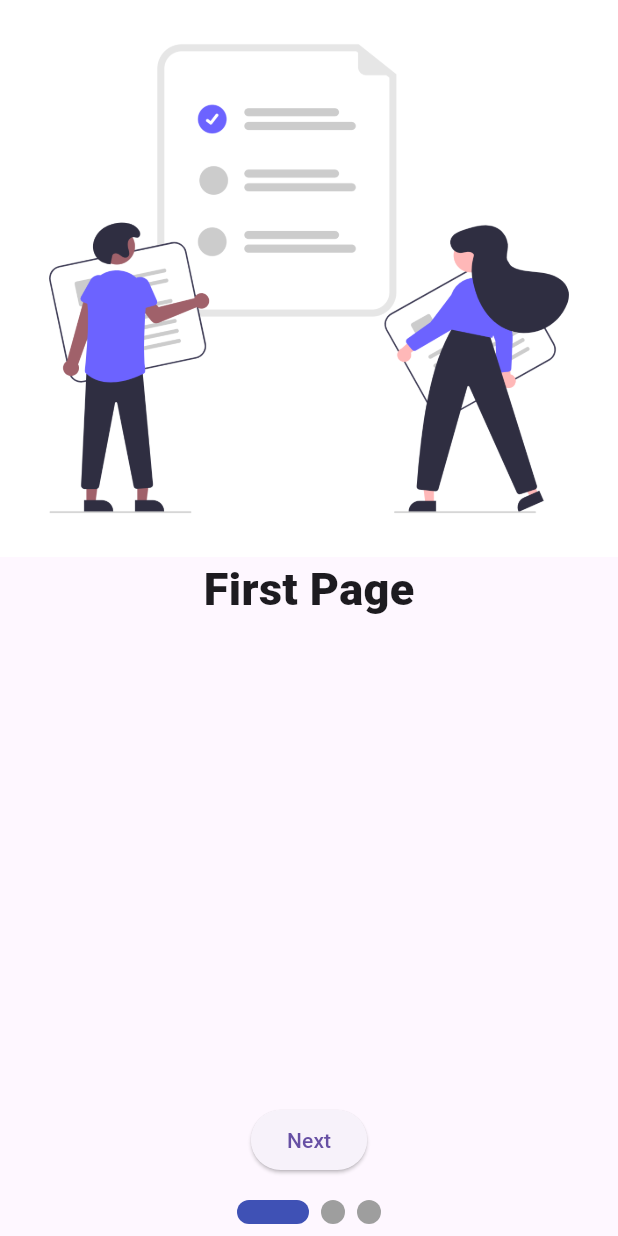
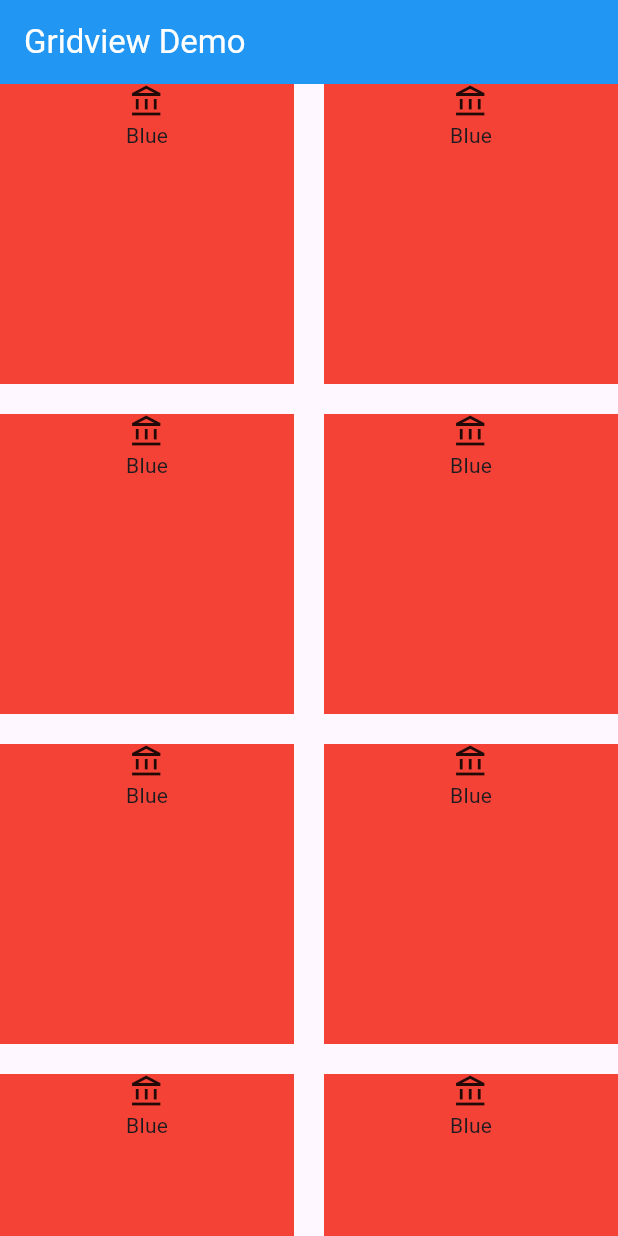
Before and after one commit to AbRehman536/kinza_frontend, a Flutter app: the screen it shows after launch, on a phone screen of 412 x 824 dp. Run offline on Flutter 3.47's test engine with Material 3 defaults, Android fonts, the phone set to English and light mode, and no system bars; drawn by our look-alikes of smooth_page_indicator.

Commit message:
Grid View done

```diff
--- /dev/null
+++ b/lib/gridview.dart
@@ -0,0 +1,41 @@
+import 'package:flutter/material.dart';
+
+class GridviewDemo extends StatefulWidget {
+  const GridviewDemo({super.key});
+
+  @override
+  State<GridviewDemo> createState() => _GridviewDemoState();
+}
+
+class _GridviewDemoState extends State<GridviewDemo> {
+  @override
+  Widget build(BuildContext context) {
+    return Scaffold(
+      appBar: AppBar(
+        title: Text("Gridview Demo"),
+        backgroundColor: Colors.blue,
+        foregroundColor: Colors.white,
+      ),
+      body: GridView.builder(
+          gridDelegate: SliverGridDelegateWithFixedCrossAxisCount(
+              crossAxisCount: 2,
+              crossAxisSpacing: 20,
+            mainAxisSpacing: 20,
+            mainAxisExtent: 200,
+          ),
+        itemCount: 10,
+        itemBuilder: (BuildContext context, int index) {
+            return Container(
+              color: Colors.red,
+              child: Center(child: Column(
+                children: [
+                  Icon(Icons.account_balance_outlined),
+                  Text("Blue"),
+                ],
+              ),),
+            );
+        },
+          ),
+    );
+  }
+}
--- a/lib/main.dart
+++ b/lib/main.dart
@@ -1,6 +1,7 @@
 import 'package:flutter/material.dart';
 import 'package:kinza_frontend/body.dart';
 import 'package:kinza_frontend/expand_flexible.dart';
+import 'package:kinza_frontend/gridview.dart';
 import 'package:kinza_frontend/images.dart';
 import 'package:kinza_frontend/instagram_post.dart';
 import 'package:kinza_frontend/list_tile.dart';
@@ -28,7 +29,7 @@ class MyApp extends StatelessWidget {
       title: 'Flutter Demo',
       theme: ThemeData(
       ),
-      home: OnBoardingScreen(),
+      home: GridviewDemo(),
     );
   }
 }
```
